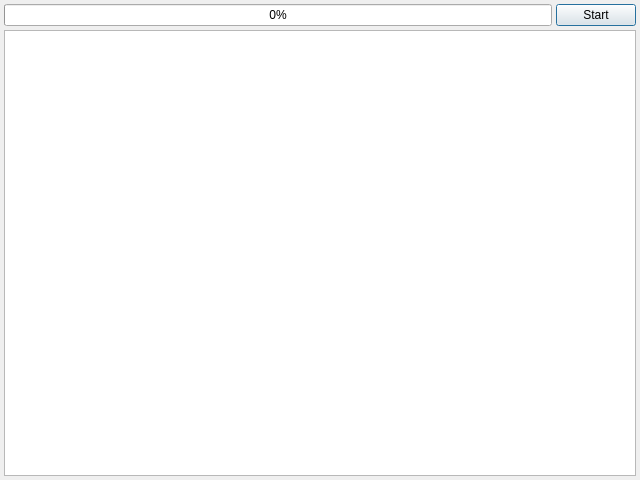
Old version of the form cpp_apps/OK_market_ru_parser/src/main/mainwindow.ui in the repository Gris87/OkGoods.
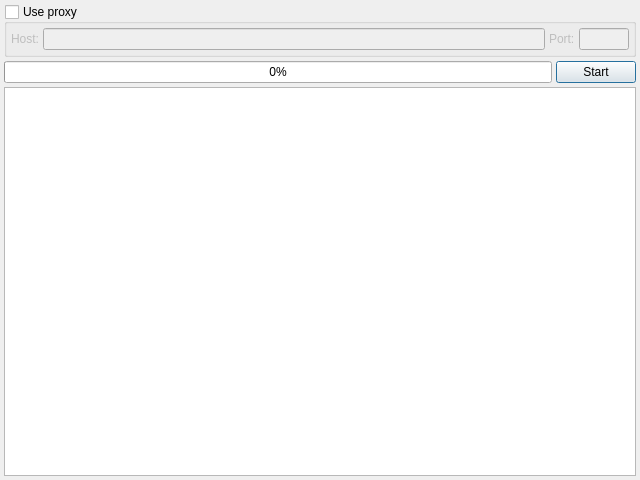
New version of the form. Icons and pictures are not drawn.

What changed in the file:
```diff
--- a/cpp_apps/OK_market_ru_parser/src/main/mainwindow.ui
+++ b/cpp_apps/OK_market_ru_parser/src/main/mainwindow.ui
@@ -30,6 +30,63 @@
     <property name="bottomMargin">
      <number>4</number>
     </property>
+    <item>
+     <widget class="QGroupBox" name="proxyGroupBox">
+      <property name="title">
+       <string>Use proxy</string>
+      </property>
+      <property name="checkable">
+       <bool>true</bool>
+      </property>
+      <property name="checked">
+       <bool>false</bool>
+      </property>
+      <layout class="QHBoxLayout" name="horizontalLayout_2">
+       <property name="spacing">
+        <number>4</number>
+       </property>
+       <property name="leftMargin">
+        <number>4</number>
+       </property>
+       <property name="topMargin">
+        <number>4</number>
+       </property>
+       <property name="rightMargin">
+        <number>4</number>
+       </property>
+       <property name="bottomMargin">
+        <number>4</number>
+       </property>
+       <item>
+        <widget class="QLabel" name="proxyHostLabel">
+         <property name="text">
+          <string>Host:</string>
+         </property>
+        </widget>
+       </item>
+       <item>
+        <widget class="QLineEdit" name="proxyHostEdit"/>
+       </item>
+       <item>
+        <widget class="QLabel" name="proxyPortLabel">
+         <property name="text">
+          <string>Port:</string>
+         </property>
+        </widget>
+       </item>
+       <item>
+        <widget class="QLineEdit" name="proxyPortEdit">
+         <property name="maximumSize">
+          <size>
+           <width>50</width>
+           <height>16777215</height>
+          </size>
+         </property>
+        </widget>
+       </item>
+      </layout>
+     </widget>
+    </item>
     <item>
      <layout class="QHBoxLayout" name="horizontalLayout">
       <property name="spacing">
```
